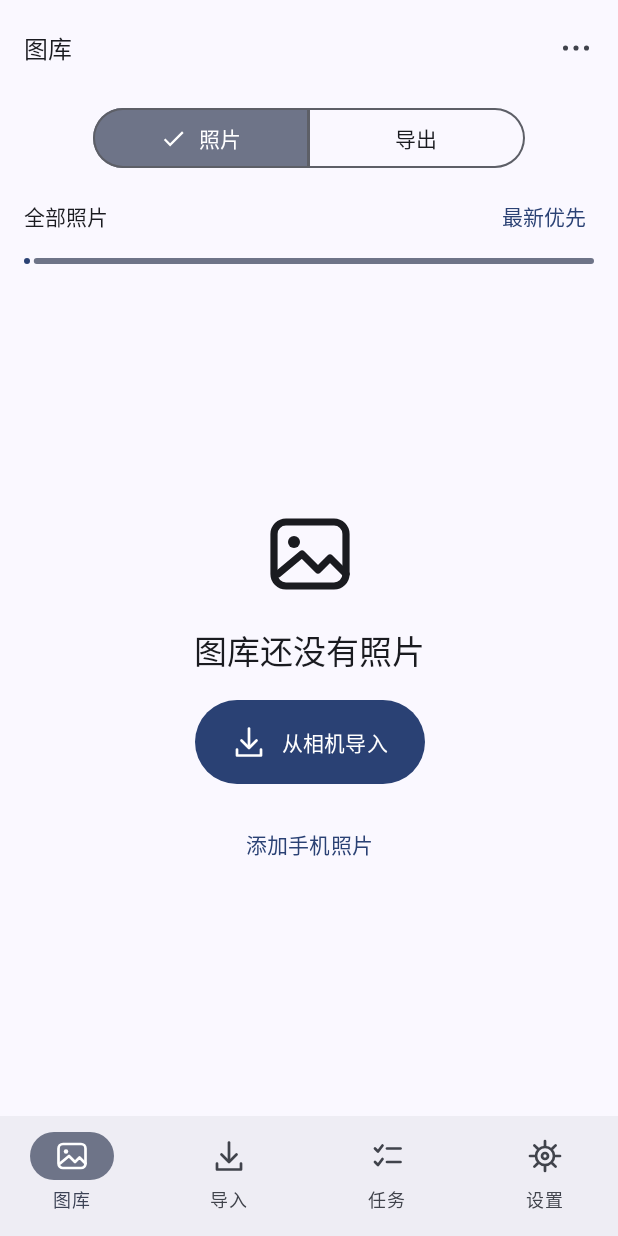
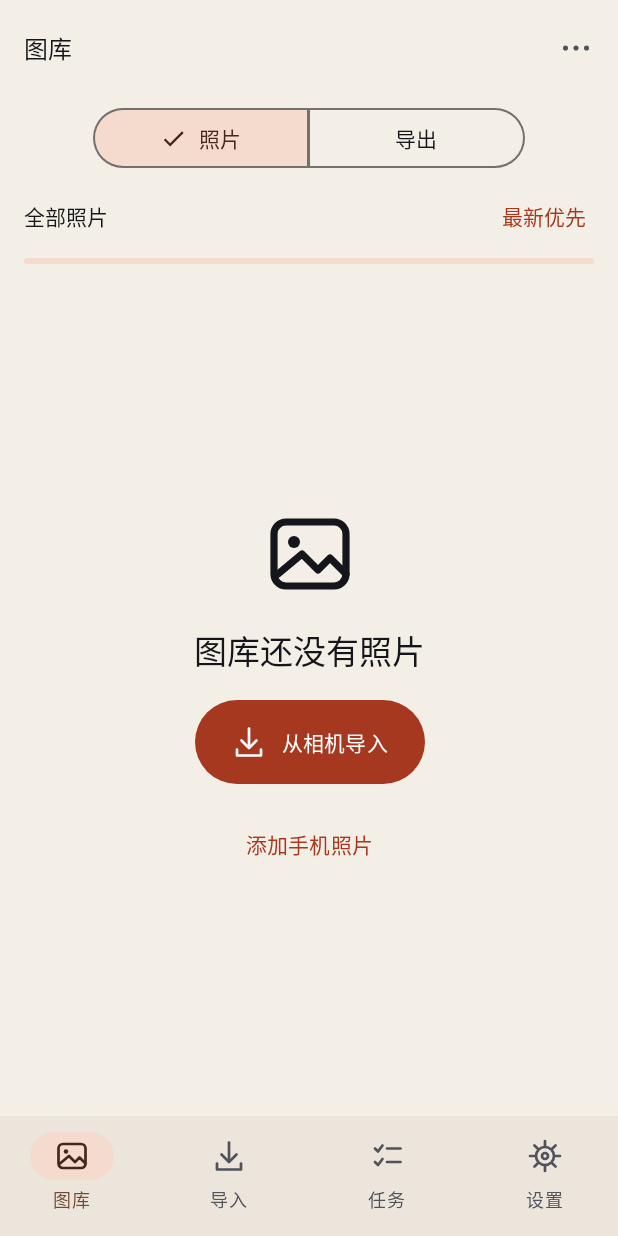
Before and after one commit to Rikkalxn/ProofTray, an Android app built with Jetpack Compose: the screen it shows after launch (MainActivity), on a phone screen of 412 x 824 dp. Run offline under Robolectric (Android 15) with nearby library versions, the phone set to English and light mode, and no system bars; our stand-ins replace Material 3 Expressive styles (plain Material 3 is drawn); libraries missing offline, so code that uses them is left out: no.nordicsemi.android; pictures from the network do not load; 8 statements that could not run were skipped.

Commit message:
feat: adopt the picked-photo icon and brand palette
Use the new artwork across launcher and notification icons. Leave release notes blank for the maintainer to fill in after publishing.

```diff
--- a/app/src/main/java/org/prooftray/app/ui/ProofTrayTheme.kt
+++ b/app/src/main/java/org/prooftray/app/ui/ProofTrayTheme.kt
@@ -1,15 +1,11 @@
 package org.prooftray.app.ui
 
 import android.app.Activity
-import android.os.Build
 import androidx.compose.foundation.isSystemInDarkTheme
 import androidx.compose.foundation.shape.RoundedCornerShape
 import androidx.compose.material3.ExperimentalMaterial3ExpressiveApi
 import androidx.compose.material3.MaterialExpressiveTheme
 import androidx.compose.material3.Shapes
-import androidx.compose.material3.darkColorScheme
-import androidx.compose.material3.dynamicDarkColorScheme
-import androidx.compose.material3.dynamicLightColorScheme
 import androidx.compose.material3.lightColorScheme
 import androidx.compose.runtime.Composable
 import androidx.compose.runtime.SideEffect
@@ -18,20 +14,44 @@ import androidx.compose.ui.platform.LocalContext
 import androidx.compose.ui.unit.dp
 import androidx.core.view.WindowCompat
 
+private val ink = Color(0xFF14161B)
+private val paper = Color(0xFFF4EFE6)
+private val graphite = Color(0xFF2E323C)
+private val lightAccent = Color(0xFFA63820)
+private val darkAccent = Color(0xFFFF795A)
+
 private val lightPalette = lightColorScheme(
-    primary = Color(0xFF65558F), onPrimary = Color.White, primaryContainer = Color(0xFFEADDFF), onPrimaryContainer = Color(0xFF210F47),
-    secondary = Color(0xFF625B71), secondaryContainer = Color(0xFFE8DEF8), onSecondaryContainer = Color(0xFF1E192B),
-    tertiary = Color(0xFF426B5D), tertiaryContainer = Color(0xFFC4EBDC), onTertiaryContainer = Color(0xFF002117),
-    background = Color(0xFFFEF7FF), surface = Color(0xFFFEF7FF), onSurface = Color(0xFF1D1B20), onSurfaceVariant = Color(0xFF49454F),
-    surfaceContainerLow = Color(0xFFF7F2FA), surfaceContainer = Color(0xFFF3EDF7), surfaceContainerHigh = Color(0xFFECE6F0)
+    primary = lightAccent, onPrimary = Color.White, primaryContainer = Color(0xFFFF5A36), onPrimaryContainer = ink,
+    secondary = Color(0xFF754936), onSecondary = Color.White, secondaryContainer = Color(0xFFF5DBCE), onSecondaryContainer = Color(0xFF45271C),
+    tertiary = Color(0xFF505E71), onTertiary = Color.White, tertiaryContainer = Color(0xFFDCE3ED), onTertiaryContainer = Color(0xFF25303D),
+    error = Color(0xFFA21D39), onError = Color.White, errorContainer = Color(0xFFFFDAE0), onErrorContainer = Color(0xFF570E20),
+    background = paper, onBackground = ink, surface = paper, onSurface = ink, surfaceTint = lightAccent,
+    surfaceVariant = Color(0xFFE6DFD5), onSurfaceVariant = Color(0xFF50535B), outline = Color(0xFF74716D), outlineVariant = Color(0xFFCCC6BC),
+    surfaceDim = Color(0xFFDCD6CD), surfaceBright = Color(0xFFFCF9F3), surfaceContainerLowest = Color(0xFFFFFCF8),
+    surfaceContainerLow = Color(0xFFF0EBE2), surfaceContainer = Color(0xFFEBE5DB),
+    surfaceContainerHigh = Color(0xFFE6DFD5), surfaceContainerHighest = Color(0xFFDFD9D0),
+    inverseSurface = graphite, inverseOnSurface = paper, inversePrimary = darkAccent,
+    primaryFixed = Color(0xFFFFDBD0), primaryFixedDim = Color(0xFFFFB59E),
+    onPrimaryFixed = Color(0xFF381004), onPrimaryFixedVariant = Color(0xFF812B15),
+    secondaryFixed = Color(0xFFF5DBCE), secondaryFixedDim = Color(0xFFE5BCA8),
+    onSecondaryFixed = Color(0xFF311A10), onSecondaryFixedVariant = Color(0xFF64402F),
+    tertiaryFixed = Color(0xFFDCE3ED), tertiaryFixedDim = Color(0xFFBAC6D6),
+    onTertiaryFixed = Color(0xFF19232F), onTertiaryFixedVariant = Color(0xFF3E4C5E)
 )
 
-private val darkPalette = darkColorScheme(
-    primary = Color(0xFFD0BCFF), onPrimary = Color(0xFF381E72), primaryContainer = Color(0xFF4F378B), onPrimaryContainer = Color(0xFFEADDFF),
-    secondary = Color(0xFFCCC2DC), secondaryContainer = Color(0xFF4A4458), onSecondaryContainer = Color(0xFFE8DEF8),
-    tertiary = Color(0xFFA8CFC0), tertiaryContainer = Color(0xFF294E40), onTertiaryContainer = Color(0xFFC4EBDC),
-    background = Color(0xFF141218), surface = Color(0xFF141218), onSurface = Color(0xFFE6E0E9), onSurfaceVariant = Color(0xFFCAC4D0),
-    surfaceContainerLow = Color(0xFF1D1B20), surfaceContainer = Color(0xFF211F26), surfaceContainerHigh = Color(0xFF2B2930)
+private val darkPalette = lightPalette.copy(
+    primary = darkAccent, onPrimary = ink, primaryContainer = Color(0xFF74321F), onPrimaryContainer = lightPalette.primaryFixed,
+    secondary = lightPalette.secondaryFixedDim, onSecondary = Color(0xFF41291D),
+    secondaryContainer = Color(0xFF4F382E), onSecondaryContainer = lightPalette.secondaryFixed,
+    tertiary = lightPalette.tertiaryFixedDim, onTertiary = Color(0xFF243141),
+    tertiaryContainer = Color(0xFF354354), onTertiaryContainer = lightPalette.tertiaryFixed,
+    error = Color(0xFFFFB2C0), onError = Color(0xFF5A0E23), errorContainer = Color(0xFF722337), onErrorContainer = Color(0xFFFFDAE0),
+    background = ink, onBackground = paper, surface = ink, onSurface = paper, surfaceTint = darkAccent,
+    surfaceVariant = graphite, onSurfaceVariant = Color(0xFFC2C6CF), outline = Color(0xFF9198A4), outlineVariant = Color(0xFF474D58),
+    surfaceDim = ink, surfaceBright = Color(0xFF333740), surfaceContainerLowest = Color(0xFF0F1115),
+    surfaceContainerLow = Color(0xFF1B1E25), surfaceContainer = Color(0xFF21252D),
+    surfaceContainerHigh = Color(0xFF282C35), surfaceContainerHighest = graphite,
+    inverseSurface = paper, inverseOnSurface = ink, inversePrimary = lightAccent
 )
 
 @OptIn(ExperimentalMaterial3ExpressiveApi::class)
@@ -39,9 +59,7 @@ private val darkPalette = darkColorScheme(
 fun ProofTrayTheme(content: @Composable () -> Unit) {
     val context = LocalContext.current
     val dark = isSystemInDarkTheme()
-    val palette = if (Build.VERSION.SDK_INT >= 31) {
-        if (dark) dynamicDarkColorScheme(context) else dynamicLightColorScheme(context)
-    } else if (dark) darkPalette else lightPalette
+    val palette = if (dark) darkPalette else lightPalette
     SideEffect {
         (context as? Activity)?.let { activity ->
             WindowCompat.getInsetsController(activity.window, activity.window.decorView).apply {
--- a/app/src/main/res/drawable/ic_notification.xml
+++ b/app/src/main/res/drawable/ic_notification.xml
@@ -1,12 +1,19 @@
 <?xml version="1.0" encoding="utf-8"?>
 <vector xmlns:android="http://schemas.android.com/apk/res/android"
-    android:width="24dp" android:height="24dp" android:viewportWidth="72" android:viewportHeight="72">
-    <group android:translateX="-18" android:translateY="-18">
-        <path android:fillColor="#00000000" android:strokeColor="#FFFFFF" android:strokeWidth="7"
-            android:strokeLineCap="round" android:strokeLineJoin="round"
-            android:pathData="M64,30H41C34.925,30 30,34.925 30,41V67C30,73.075 34.925,78 41,78H67C73.075,78 78,73.075 78,67V55" />
-        <path android:fillColor="#00000000" android:strokeColor="#FFFFFF" android:strokeWidth="6"
-            android:strokeLineCap="round" android:pathData="M37,65C41,54 47,49 54,49C61,49 67,54 71,65M36,65H72" />
-        <path android:fillColor="#FFFFFF" android:pathData="M73,31.5A4.5,4.5 0,1 0,73 40.5A4.5,4.5 0,1 0,73 31.5Z" />
+    android:width="24dp" android:height="24dp" android:viewportWidth="54" android:viewportHeight="54">
+    <group android:translateX="-9" android:translateY="-9">
+        <path android:fillColor="#FFFFFF" android:pathData="M16.24,24.02L26.69,22.36 23.71,36.4A4.5,4.5 0,0 0,27.17 41.74L30.28,42.4H16.62
+            L14.16,26.88A2.5,2.5 0,0 1,16.24 24.02Z" />
+        <group>
+            <!-- Leave a clear gap between the paper and the tray when both use the system tint. -->
+            <clip-path android:pathData="M0,0H72V42.4H50.6C48.7,42.4 47.5,43.3 46.7,44.7C45.7,46.4 44.2,47.2 41.9,47.2
+                S38.1,46.4 37.1,44.7C36.3,43.3 35.1,42.4 33.2,42.4H0Z" />
+            <group android:rotation="12" android:pivotX="41" android:pivotY="32">
+                <clip-path android:fillType="evenOdd" android:pathData="M0,0V72H72V0ZM30.3,32.8C32.96,32.59 34.81,31.48 36.48,30.08
+                    A4.6,4.6 0,1 1,42.09 25.27C44.86,23.33 48.06,21.85 51.9,21.4V38.2H30.3Z" />
+                <path android:pathData="@string/icon_print_path" android:fillColor="#FFFFFF" />
+            </group>
+        </group>
+        <path android:pathData="@string/icon_tray_path" android:fillColor="#FFFFFF" />
     </group>
 </vector>
--- a/app/src/main/res/values-night/themes.xml
+++ b/app/src/main/res/values-night/themes.xml
@@ -5,6 +5,8 @@
         <item name="android:windowLightStatusBar">false</item>
         <item name="android:windowLightNavigationBar">false</item>
         <item name="android:windowActionModeOverlay">true</item>
-        <item name="android:windowBackground">#141218</item>
+        <item name="android:colorAccent">#FF795A</item>
+        <item name="android:colorBackground">@color/launcher_background</item>
+        <item name="android:windowBackground">@color/launcher_background</item>
     </style>
 </resources>
--- a/app/src/main/res/values/colors.xml
+++ b/app/src/main/res/values/colors.xml
@@ -1,5 +1,8 @@
 <?xml version="1.0" encoding="utf-8"?>
 <resources>
-    <color name="launcher_background">#50379B</color>
-    <color name="brand_mint">#BEECDD</color>
+    <color name="launcher_background">#14161B</color>
+    <color name="brand_paper">#F4EFE6</color>
+    <color name="brand_orange">#FF5A36</color>
+    <color name="brand_slate">#626B7A</color>
+    <color name="brand_graphite">#2E323C</color>
 </resources>
--- /dev/null
+++ b/app/src/main/res/values/icon_paths.xml
@@ -0,0 +1,8 @@
+<?xml version="1.0" encoding="utf-8"?>
+<resources>
+    <string name="icon_print_path" translatable="false">M29.5,13.2H52.7a2.5,2.5 0,0 1,2.5 2.5v24.2a2.5,2.5 0,0 1,-2.5 2.5H29.5
+        a2.5,2.5 0,0 1,-2.5 -2.5V15.7a2.5,2.5 0,0 1,2.5 -2.5Z</string>
+    <string name="icon_tray_path" translatable="false">M13.5,44.4H33.2C34.3,44.4 34.9,44.8 35.4,45.7C36.7,48 38.8,49.2 41.9,49.2
+        S47.1,48 48.4,45.7C48.9,44.8 49.5,44.4 50.6,44.4H58.5Q60,44.4 60,45.9V51.6Q60,57.5 54.1,57.5H17.9Q12,57.5 12,51.6V45.9
+        Q12,44.4 13.5,44.4Z</string>
+</resources>
--- a/app/src/main/res/values/themes.xml
+++ b/app/src/main/res/values/themes.xml
@@ -4,7 +4,9 @@
         <item name="android:fontFamily">sans</item>
         <item name="android:windowLightStatusBar">true</item>
         <item name="android:windowLightNavigationBar">true</item>
-        <item name="android:windowBackground">#FEF7FF</item>
+        <item name="android:colorAccent">#A63820</item>
+        <item name="android:colorBackground">@color/brand_paper</item>
+        <item name="android:windowBackground">@color/brand_paper</item>
         <item name="android:windowActionModeOverlay">true</item>
     </style>
 </resources>
```
Also changed, not shown: app/src/main/res/drawable/ic_launcher_foreground.xml (+15 -10 lines), app/src/main/res/drawable/ic_launcher_monochrome.xml (+3 -11 lines), 3 other files.
